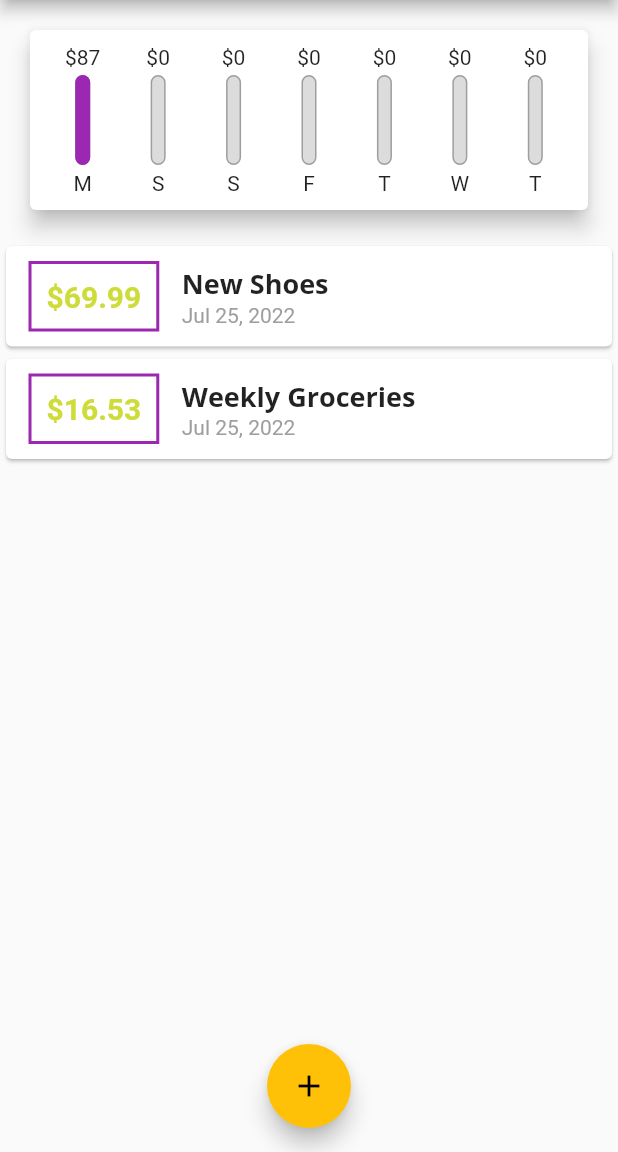
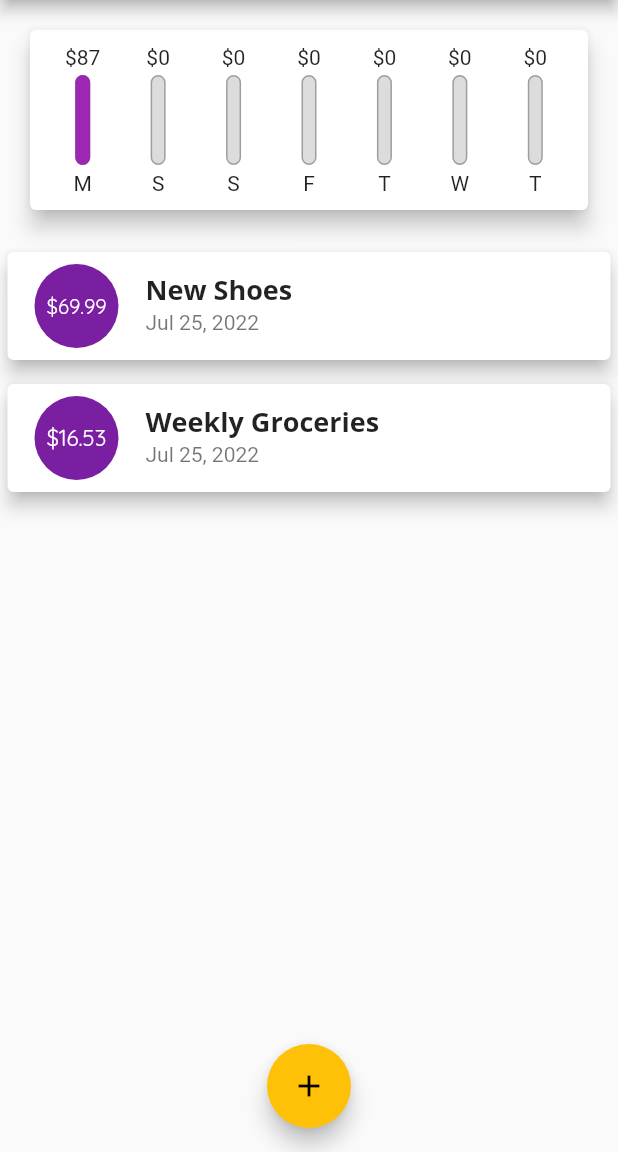
Before and after one commit to manoj1995madushanka/flutter_expense_tracker, a Flutter app: the screen it shows after launch, on a phone screen of 412 x 824 dp, the part 84-1236 px from its top. Run offline on Flutter 3.47's test engine with Material 2 defaults, Android fonts, the phone set to English and light mode, and no system bars.

Commit message:
use ListTile widget

```diff
--- a/lib/widgets/transaction_list.dart
+++ b/lib/widgets/transaction_list.dart
@@ -34,7 +34,36 @@ class TransactionList extends StatelessWidget {
             )
           : ListView.builder(
               itemBuilder: (context, index) {
+                // new implementation
                 return Card(
+                  elevation: 5,
+                  margin: EdgeInsets.symmetric(
+                    vertical: 8,
+                    horizontal: 5,
+                  ),
+                  child: ListTile(
+                    leading: CircleAvatar(
+                      radius: 30,
+                      child: Padding(
+                        padding: EdgeInsets.all(10),
+                        child: FittedBox(
+                          child: Text('\$${transactions[index].amount}'),
+                        ),
+                      ),
+                    ),
+                    title: Text(
+                      transactions[index].title,
+                      style: Theme.of(context).textTheme.headline6,
+                    ),
+                    subtitle: Text(
+                      DateFormat.yMMMd().format(transactions[index].date),
+                    ),
+                  ),
+                );
+
+                // below is previous implementation
+
+                /*return Card(
                   child: Row(
                     children: [
                       Container(
@@ -64,10 +93,10 @@ class TransactionList extends StatelessWidget {
                           Text(
                             transactions[index].title,
                             style: Theme.of(context).textTheme.headline6,
-                            /*style: TextStyle(
+                            */ /*style: TextStyle(
                         fontSize: 16,
                         fontWeight: FontWeight.bold,
-                      ),*/
+                      ),*/ /*
                           ),
                           Text(
                             //DateFormat('yyyy/MM/dd').format(tx.date),
@@ -80,7 +109,7 @@ class TransactionList extends StatelessWidget {
                       ),
                     ],
                   ),
-                );
+                );*/
               },
               itemCount: transactions.length,
             ),
```
